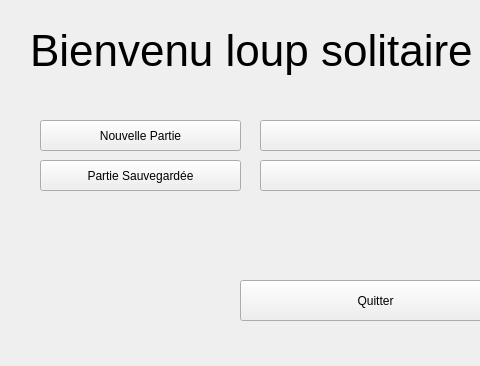
First picture: the form in UIs/pop_up.ui, repository 2166311-delFabbro-Alexandre/A22-BD2-LDVELH, before the edit; both pictures show x 0 to 480 and y 0 to 366 of the 769 by 366 pixel window.
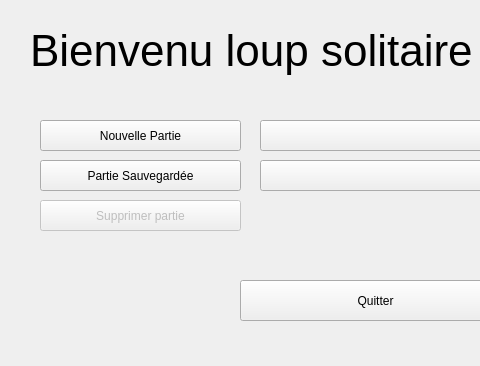
Second picture: the form after the edit.

Commit message: avant supprimer saves

What changed in the file:
```diff
--- a/UIs/pop_up.ui
+++ b/UIs/pop_up.ui
@@ -90,6 +90,22 @@
     <string>Quitter</string>
    </property>
   </widget>
+  <widget class="QPushButton" name="boutonPartieSupprimer">
+   <property name="enabled">
+    <bool>false</bool>
+   </property>
+   <property name="geometry">
+    <rect>
+     <x>40</x>
+     <y>200</y>
+     <width>201</width>
+     <height>31</height>
+    </rect>
+   </property>
+   <property name="text">
+    <string>Supprimer partie</string>
+   </property>
+  </widget>
  </widget>
  <resources/>
  <connections/>
```
The commit also changes 6 other files.
